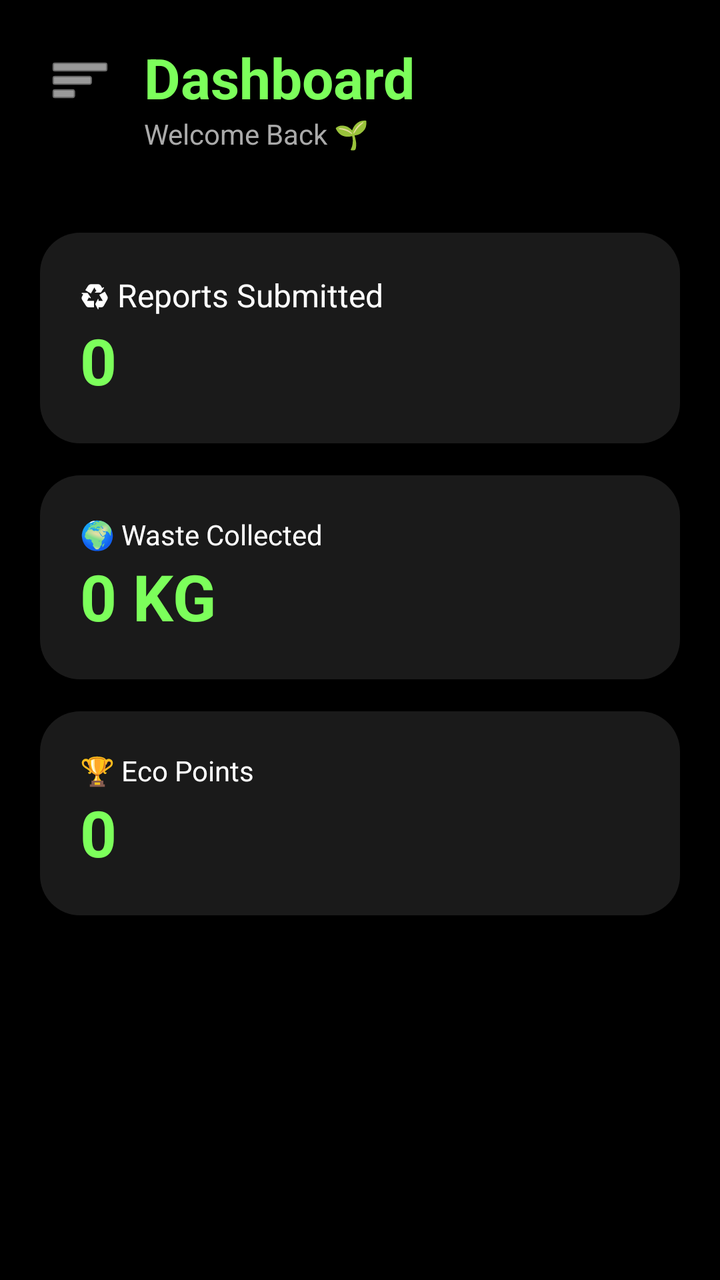
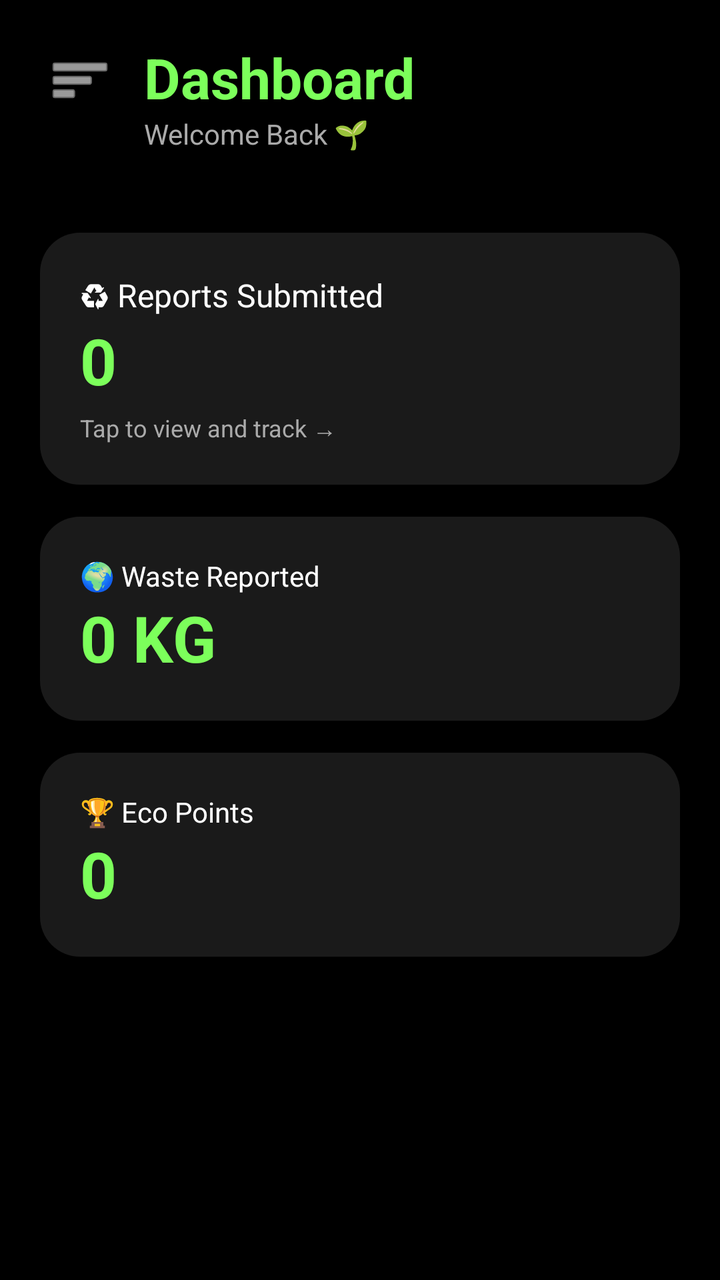

The first picture is an Android layout as it rendered before a commit; the second is the same layout after the commit. The layout source and the unified diff follow.
<!-- AndroidManifest.xml: application theme Theme.EcoPrint -->
<!-- res/layout/activity_home.xml -->
<?xml version="1.0" encoding="utf-8"?>
<androidx.drawerlayout.widget.DrawerLayout
    xmlns:android="http://schemas.android.com/apk/res/android"
    xmlns:app="http://schemas.android.com/apk/res-auto"
    android:id="@+id/drawerLayout"
    android:layout_width="match_parent"
    android:layout_height="match_parent">

    <androidx.constraintlayout.widget.ConstraintLayout
        android:layout_width="match_parent"
        android:layout_height="match_parent"
        android:background="#000000">

        <ImageButton
            android:id="@+id/menuButton"
            android:layout_width="48dp"
            android:layout_height="48dp"
            android:layout_margin="16dp"
            android:background="@android:color/transparent"
            android:src="@android:drawable/ic_menu_sort_by_size"
            android:contentDescription="Menu"
            app:layout_constraintTop_toTopOf="parent"
            app:layout_constraintStart_toStartOf="parent"
            app:tint="#FFFFFF"/>

        <TextView
            android:id="@+id/titleText"
            android:layout_width="wrap_content"
            android:layout_height="wrap_content"
            android:text="Dashboard"
            android:textColor="#7CFF5B"
            android:textSize="28sp"
            android:textStyle="bold"
            android:layout_marginTop="20dp"
            android:layout_marginStart="72dp"
            app:layout_constraintTop_toTopOf="parent"
            app:layout_constraintStart_toStartOf="parent"/>

        <TextView
            android:id="@+id/welcomeText"
            android:layout_width="wrap_content"
            android:layout_height="wrap_content"
            android:text="Welcome Back 🌱"
            android:textColor="#AAAAAA"
            android:textSize="14sp"
            android:layout_marginStart="72dp"
            app:layout_constraintTop_toBottomOf="@id/titleText"
            app:layout_constraintStart_toStartOf="parent"/>

        
        <LinearLayout
            android:id="@+id/reportsCard"
            android:layout_width="0dp"
            android:layout_height="wrap_content"
            android:orientation="vertical"
            android:padding="20dp"
            android:background="@drawable/news_card_background"
            android:layout_marginTop="40dp"
            android:layout_marginHorizontal="20dp"
            app:layout_constraintTop_toBottomOf="@id/welcomeText"
            app:layout_constraintStart_toStartOf="parent"
            app:layout_constraintEnd_toEndOf="parent">

            <TextView
                android:layout_width="wrap_content"
                android:layout_height="wrap_content"
                android:text="♻ Reports Submitted"
                android:textColor="#FFFFFF"
                android:textSize="16sp"/>

            <TextView
                android:layout_width="wrap_content"
                android:layout_height="wrap_content"
                android:text="0"
                android:textColor="#7CFF5B"
                android:textSize="32sp"
                android:textStyle="bold"/>
        </LinearLayout>

        
        <LinearLayout
            android:id="@+id/wasteCard"
            android:layout_width="0dp"
            android:layout_height="wrap_content"
            android:orientation="vertical"
            android:padding="20dp"
            android:background="@drawable/news_card_background"
            android:layout_marginTop="16dp"
            android:layout_marginHorizontal="20dp"
            app:layout_constraintTop_toBottomOf="@id/reportsCard"
            app:layout_constraintStart_toStartOf="parent"
            app:layout_constraintEnd_toEndOf="parent">

            <TextView
                android:layout_width="wrap_content"
                android:layout_height="wrap_content"
                android:text="🌍 Waste Collected"
                android:textColor="#FFFFFF"/>

            <TextView
                android:layout_width="wrap_content"
                android:layout_height="wrap_content"
                android:text="0 KG"
                android:textColor="#7CFF5B"
                android:textSize="32sp"
                android:textStyle="bold"/>
        </LinearLayout>

        
        <LinearLayout
            android:id="@+id/pointsCard"
            android:layout_width="0dp"
            android:layout_height="wrap_content"
            android:orientation="vertical"
            android:padding="20dp"
            android:background="@drawable/news_card_background"
            android:layout_marginTop="16dp"
            android:layout_marginHorizontal="20dp"
            app:layout_constraintTop_toBottomOf="@id/wasteCard"
            app:layout_constraintStart_toStartOf="parent"
            app:layout_constraintEnd_toEndOf="parent">

            <TextView
                android:layout_width="wrap_content"
                android:layout_height="wrap_content"
                android:text="🏆 Eco Points"
                android:textColor="#FFFFFF"/>

            <TextView
                android:layout_width="wrap_content"
                android:layout_height="wrap_content"
                android:text="0"
                android:textColor="#7CFF5B"
                android:textSize="32sp"
                android:textStyle="bold"/>
        </LinearLayout>

    </androidx.constraintlayout.widget.ConstraintLayout>

    <com.google.android.material.navigation.NavigationView
        android:id="@+id/navigationView"
        android:layout_width="280dp"
        android:layout_height="match_parent"
        android:layout_gravity="start"
        android:background="#111111"
        app:itemTextColor="#FFFFFF"
        app:menu="@menu/sidebar_menu"/>

</androidx.drawerlayout.widget.DrawerLayout>
<!-- resources referenced by this layout -->
<resources>
  <!-- drawable news_card_background (drawable) -->
  <?xml version="1.0" encoding="utf-8"?>
  <shape xmlns:android="http://schemas.android.com/apk/res/android">
  
      <solid android:color="#1A1A1A"/>
  
      <corners android:radius="20dp"/>
  
  </shape>
  <style name="Theme.EcoPrint" parent="Base.Theme.EcoPrint" />
  <style name="Base.Theme.EcoPrint" parent="Theme.Material3.DayNight.NoActionBar">
          
          
      </style>
</resources>

<!-- the commit's change to res/layout/activity_home.xml (unified diff, before → after) -->
@@ -59,7 +59,10 @@
             android:layout_marginHorizontal="20dp"
             app:layout_constraintTop_toBottomOf="@id/welcomeText"
             app:layout_constraintStart_toStartOf="parent"
-            app:layout_constraintEnd_toEndOf="parent">
+            app:layout_constraintEnd_toEndOf="parent"
+            android:clickable="true"
+            android:focusable="true"
+            android:foreground="?attr/selectableItemBackground">
 
             <TextView
                 android:layout_width="wrap_content"
@@ -69,12 +72,20 @@
                 android:textSize="16sp"/>
 
             <TextView
-                android:layout_width="wrap_content"
-                android:layout_height="wrap_content"
-                android:text="0"
-                android:textColor="#7CFF5B"
-                android:textSize="32sp"
-                android:textStyle="bold"/>
+                    android:id="@+id/reportsCountText"
+                    android:layout_width="wrap_content"
+                    android:layout_height="wrap_content"
+                    android:text="0"
+                    android:textColor="#7CFF5B"
+                    android:textSize="32sp"
+                    android:textStyle="bold"/>
+            <TextView
+                    android:layout_width="wrap_content"
+                    android:layout_height="wrap_content"
+                    android:layout_marginTop="4dp"
+                    android:text="Tap to view and track →"
+                    android:textColor="#AAAAAA"
+                    android:textSize="12sp" />
         </LinearLayout>
 
         
@@ -94,16 +105,17 @@
             <TextView
                 android:layout_width="wrap_content"
                 android:layout_height="wrap_content"
-                android:text="🌍 Waste Collected"
+                android:text="🌍 Waste Reported"
                 android:textColor="#FFFFFF"/>
 
             <TextView
-                android:layout_width="wrap_content"
-                android:layout_height="wrap_content"
-                android:text="0 KG"
-                android:textColor="#7CFF5B"
-                android:textSize="32sp"
-                android:textStyle="bold"/>
+                    android:id="@+id/wasteWeightText"
+                    android:layout_width="wrap_content"
+                    android:layout_height="wrap_content"
+                    android:text="0 KG"
+                    android:textColor="#7CFF5B"
+                    android:textSize="32sp"
+                    android:textStyle="bold" />
         </LinearLayout>
 
         
@@ -127,12 +139,13 @@
                 android:textColor="#FFFFFF"/>
 
             <TextView
-                android:layout_width="wrap_content"
-                android:layout_height="wrap_content"
-                android:text="0"
-                android:textColor="#7CFF5B"
-                android:textSize="32sp"
-                android:textStyle="bold"/>
+                    android:id="@+id/pointsCountText"
+                    android:layout_width="wrap_content"
+                    android:layout_height="wrap_content"
+                    android:text="0"
+                    android:textColor="#7CFF5B"
+                    android:textSize="32sp"
+                    android:textStyle="bold" />
         </LinearLayout>
 
     </androidx.constraintlayout.widget.ConstraintLayout>
